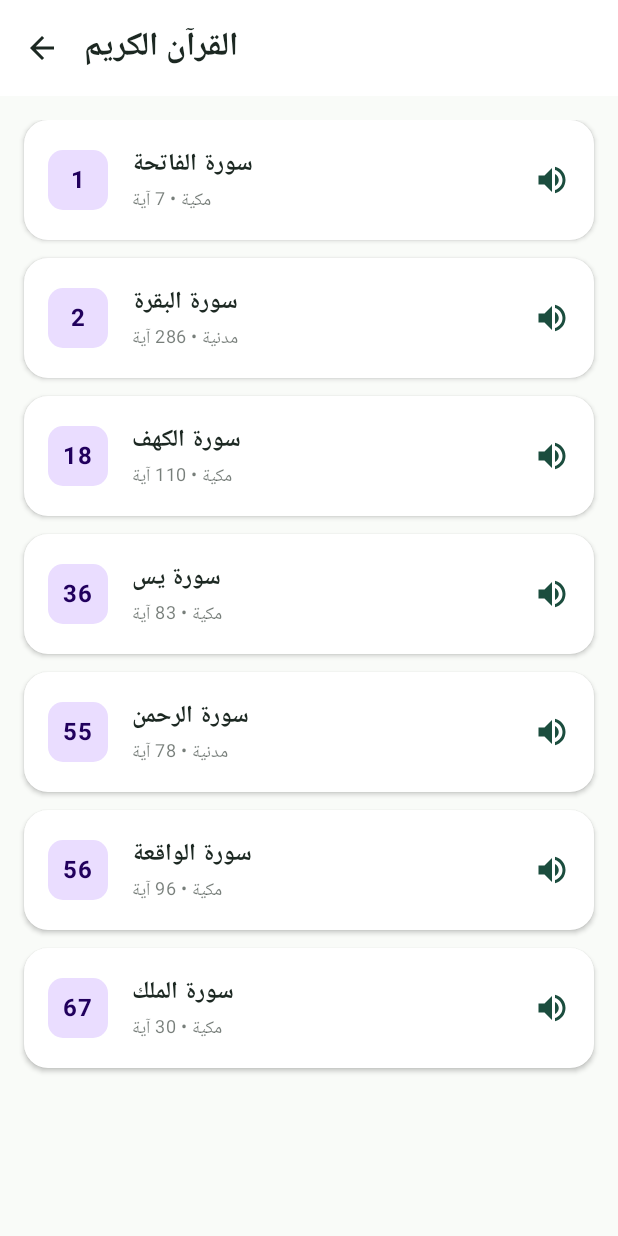
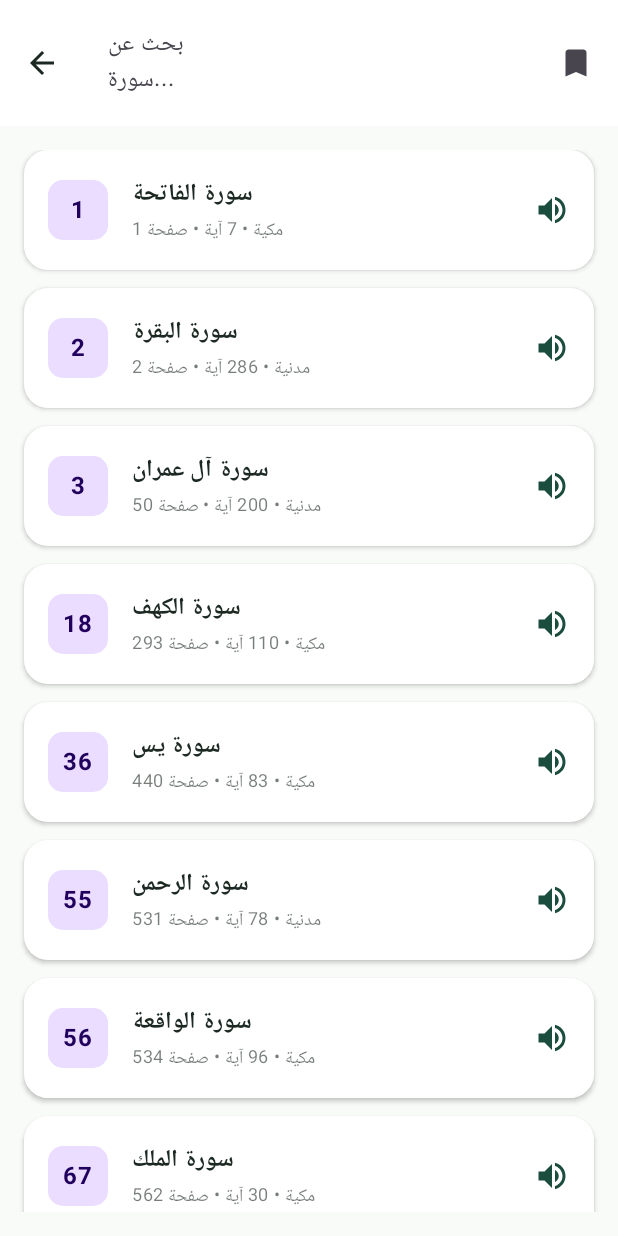
Before and after one commit to MohammedAlhazmiai/remoazkar, an Android app built with Jetpack Compose: the QuranScreen screen opened through its navigation route, on a phone screen of 412 x 824 dp. Run offline under Robolectric (Android 15) with nearby library versions, the phone set to English and light mode, and no system bars; our stand-ins replace Room's generated code.

Commit message:
Add WorkManager notification system and Room database for Holy Quran

```diff
--- a/app/build.gradle.kts
+++ b/app/build.gradle.kts
@@ -119,6 +119,7 @@ dependencies {
   // implementation(libs.googleid)
   implementation(libs.firebase.appcheck.recaptcha)
   implementation(libs.firebase.appcheck.debug)
+  implementation(libs.androidx.work.runtime.ktx)
   implementation(libs.kotlinx.coroutines.android)
   implementation(libs.kotlinx.coroutines.core)
   implementation(libs.logging.interceptor)
--- /dev/null
+++ b/app/src/main/java/com/example/data/room/QuranDao.kt
@@ -0,0 +1,25 @@
+package com.example.data.room
+
+import androidx.room.Dao
+import androidx.room.Insert
+import androidx.room.OnConflictStrategy
+import androidx.room.Query
+import kotlinx.coroutines.flow.Flow
+
+@Dao
+interface QuranDao {
+    @Query("SELECT * FROM surahs ORDER BY number ASC")
+    fun getAllSurahs(): Flow<List<SurahEntity>>
+
+    @Query("SELECT * FROM surahs WHERE name LIKE '%' || :query || '%' OR englishName LIKE '%' || :query || '%' ORDER BY number ASC")
+    fun searchSurahs(query: String): Flow<List<SurahEntity>>
+
+    @Query("SELECT * FROM surahs WHERE number = :number")
+    suspend fun getSurahByNumber(number: Int): SurahEntity?
+
+    @Insert(onConflict = OnConflictStrategy.REPLACE)
+    suspend fun insertAll(surahs: List<SurahEntity>)
+
+    @Query("SELECT COUNT(*) FROM surahs")
+    suspend fun getCount(): Int
+}
--- /dev/null
+++ b/app/src/main/java/com/example/data/room/QuranDatabase.kt
@@ -0,0 +1,61 @@
+package com.example.data.room
+
+import android.content.Context
+import androidx.room.Database
+import androidx.room.Room
+import androidx.room.RoomDatabase
+import androidx.sqlite.db.SupportSQLiteDatabase
+import kotlinx.coroutines.CoroutineScope
+import kotlinx.coroutines.Dispatchers
+import kotlinx.coroutines.launch
+
+@Database(entities = [SurahEntity::class], version = 1, exportSchema = false)
+abstract class QuranDatabase : RoomDatabase() {
+
+    abstract fun quranDao(): QuranDao
+
+    companion object {
+        @Volatile
+        private var INSTANCE: QuranDatabase? = null
+
+        fun getDatabase(context: Context): QuranDatabase {
+            return INSTANCE ?: synchronized(this) {
+                val instance = Room.databaseBuilder(
+                    context.applicationContext,
+                    QuranDatabase::class.java,
+                    "quran_database"
+                )
+                    .addCallback(QuranDatabaseCallback())
+                    .build()
+                INSTANCE = instance
+                instance
+            }
+        }
+
+        private class QuranDatabaseCallback : RoomDatabase.Callback() {
+            override fun onCreate(db: SupportSQLiteDatabase) {
+                super.onCreate(db)
+                INSTANCE?.let { database ->
+                    CoroutineScope(Dispatchers.IO).launch {
+                        populateInitialData(database.quranDao())
+                    }
+                }
+            }
+        }
+
+        suspend fun populateInitialData(dao: QuranDao) {
+            val initialSurahs = listOf(
+                SurahEntity(1, "الفاتحة", "Al-Fatihah", "مكية", 7, "https://server8.mp3quran.net/afs/001.mp3", "بِسْمِ اللَّهِ الرَّحْمَٰنِ الرَّحِيمِ\nالْحَمْدُ لِلَّهِ رَبِّ الْعَالَمِينَ\nالرَّحْمَٰنِ الرَّحِيمِ\nمَالِكِ يَوْمِ الدِّينِ\nإيَّاكَ نَعْبُدُ وَإيَّاكَ نَسْتَعِينُ\nاهْدِنَا الصِّرَاطَ الْمُسْتَقِيمَ\nصِرَاطَ الَّذِينَ أَنْعَمْتَ عَلَيْهِمْ غَيْرِ الْمَغْضُوبِ عَلَيْهِمْ وَلَا الضَّالِّينَ", 1),
+                SurahEntity(2, "البقرة", "Al-Baqarah", "مدنية", 286, "https://server8.mp3quran.net/afs/002.mp3", "الم\nذَلِكَ الْكِتَابُ لَا رَيْبَ ۛ فِيهِ ۛ هُدًى لِلْمُتَّقِينَ\nالَّذِينَ يُؤْمِنُونَ بِالْغَيْبِ وَيُقِيمُونَ الصَّلَاةَ وَمِمَّا رَزَقْنَاهُمْ يُنْفِقُونَ\nوَالَّذِينَ يُؤْمِنُونَ بِمَا أُنْزِلَ إِلَيْكَ وَمَا أُنْزِلَ مِنْ قَبْلِكَ وَبِالْآخِرَةِ هُمْ يُوقِنُونَ", 2),
+                SurahEntity(3, "آل عمران", "Ali 'Imran", "مدنية", 200, "https://server8.mp3quran.net/afs/003.mp3", "الم\nاللَّهُ لَا إِلَهَ إِلَّا هُوَ الْحَيُّ الْقَيُّومُ\nنَزَّلَ عَلَيْكَ الْكِتَابَ بِالْحَقِّ مُصَدِّقًا لِمَا بَيْنَ يَدَيْهِ", 50),
+                SurahEntity(18, "الكهف", "Al-Kahf", "مكية", 110, "https://server8.mp3quran.net/afs/018.mp3", "الْحَمْدُ لِلَّهِ الَّذِي أَنْزَلَ عَلَى عَبْدِهِ الْكِتَابَ وَلَمْ يَجْعَلْ لَهُ عِوَجًا\nقَيِّمًا لِيُنْذِرَ بَأْسًا شَدِيدًا مِنْ لَدُنْهُ وَيُبَشِّرَ الْمُؤْمِنِينَ", 293),
+                SurahEntity(36, "يس", "Ya-Sin", "مكية", 83, "https://server8.mp3quran.net/afs/036.mp3", "يس\nوَالْقُرْآنِ الْحَكِيمِ\nإِنَّكَ لَمِنَ الْمُرْسَلِينَ\nعَلَى صِرَاطٍ مُسْتَقِيمٍ", 440),
+                SurahEntity(55, "الرحمن", "Ar-Rahman", "مدنية", 78, "https://server8.mp3quran.net/afs/055.mp3", "الرَّحْمَٰنُ\nعَلَّمَ الْقُرْآنَ\nخَلَقَ الْإِنْسَانَ\nعَلَّمَهُ الْبَيَانَ", 531),
+                SurahEntity(56, "الواقعة", "Al-Waqi'ah", "مكية", 96, "https://server8.mp3quran.net/afs/056.mp3", "إِذَا وَقَعَتِ الْوَاقِعَةُ\nلَيْسَ لِوَقْعَتِهَا كَاذِبَةٌ\nخَافِضَةٌ رَافِعَةٌ", 534),
+                SurahEntity(67, "الملك", "Al-Mulk", "مكية", 30, "https://server8.mp3quran.net/afs/067.mp3", "تَبَارَكَ الَّذِي بِيَدِهِ الْمُلْكُ وَهُوَ عَلَى كُلِّ شَيْءٍ قَدِيرٌ\nالَّذِي خَلَقَ الْمَوْتَ وَالْحَيَاةَ لِيَبْلُوَكُمْ", 562),
+                SurahEntity(112, "الإخلاص", "Al-Ikhlas", "مكية", 4, "https://server8.mp3quran.net/afs/112.mp3", "قُلْ هُوَ اللَّهُ أَحَدٌ\nاللَّهُ الصَّمَدُ\nلَمْ يَلِدْ وَلَمْ يُولَدْ\nوَلَمْ يَكُنْ لَهُ كُفُوًا أَحَدٌ", 604)
+            )
+            dao.insertAll(initialSurahs)
+        }
+    }
+}
--- /dev/null
+++ b/app/src/main/java/com/example/data/room/SurahEntity.kt
@@ -0,0 +1,17 @@
+package com.example.data.room
+
+import androidx.room.Entity
+import androidx.room.PrimaryKey
+
+@Entity(tableName = "surahs")
+data class SurahEntity(
+    @PrimaryKey
+    val number: Int,
+    val name: String,
+    val englishName: String,
+    val revelationType: String,
+    val numberOfAyahs: Int,
+    val audioUrl: String,
+    val versesSerialized: String, // comma or newline separated verses
+    val pageNumber: Int
+)
--- a/app/src/main/java/com/example/ui/screens/QuranScreen.kt
+++ b/app/src/main/java/com/example/ui/screens/QuranScreen.kt
@@ -13,20 +13,36 @@ import androidx.compose.material3.*
 import androidx.compose.runtime.*
 import androidx.compose.ui.Alignment
 import androidx.compose.ui.Modifier
+import androidx.compose.ui.platform.LocalContext
 import androidx.compose.ui.platform.testTag
 import androidx.compose.ui.text.font.FontWeight
 import androidx.compose.ui.text.style.TextAlign
 import androidx.compose.ui.unit.dp
 import androidx.compose.ui.unit.sp
-import com.example.data.QuranRepository
-import com.example.data.Surah
+import com.example.data.room.QuranDatabase
+import com.example.data.room.SurahEntity
+import kotlinx.coroutines.Dispatchers
+import kotlinx.coroutines.withContext
 
 @OptIn(ExperimentalMaterial3Api::class)
 @Composable
 fun QuranScreen(
     onBackClick: () -> Unit
 ) {
-    var selectedSurah by remember { mutableStateOf<Surah?>(null) }
+    val context = LocalContext.current
+    val quranDao = remember { QuranDatabase.getDatabase(context).quranDao() }
+
+    var searchQuery by remember { mutableStateOf("") }
+    var pageJumpQuery by remember { mutableStateOf("") }
+    var showJumpDialog by remember { mutableStateOf(false) }
+
+    val surahsFlow = remember(searchQuery) {
+        if (searchQuery.isBlank()) quranDao.getAllSurahs()
+        else quranDao.searchSurahs(searchQuery)
+    }
+    val surahs by surahsFlow.collectAsState(initial = emptyList())
+
+    var selectedSurah by remember { mutableStateOf<SurahEntity?>(null) }
     var mediaPlayer by remember { mutableStateOf<MediaPlayer?>(null) }
     var isPlaying by remember { mutableStateOf(false) }
 
@@ -65,7 +81,26 @@ fun QuranScreen(
     Scaffold(
         topBar = {
             TopAppBar(
-                title = { Text(selectedSurah?.name ?: "القرآن الكريم", fontWeight = FontWeight.Bold) },
+                title = {
+                    if (selectedSurah == null) {
+                        TextField(
+                            value = searchQuery,
+                            onValueChange = { searchQuery = it },
+                            placeholder = { Text("بحث عن سورة...") },
+                            singleLine = true,
+                            colors = TextFieldDefaults.colors(
+                                focusedContainerColor = androidx.compose.ui.graphics.Color.Transparent,
+                                unfocusedContainerColor = androidx.compose.ui.graphics.Color.Transparent,
+                                disabledContainerColor = androidx.compose.ui.graphics.Color.Transparent,
+                                focusedIndicatorColor = androidx.compose.ui.graphics.Color.Transparent,
+                                unfocusedIndicatorColor = androidx.compose.ui.graphics.Color.Transparent
+                            ),
+                            modifier = Modifier.fillMaxWidth()
+                        )
+                    } else {
+                        Text("سورة ${selectedSurah!!.name}", fontWeight = FontWeight.Bold)
+                    }
+                },
                 navigationIcon = {
                     IconButton(
                         onClick = {
@@ -82,6 +117,13 @@ fun QuranScreen(
                         Icon(Icons.AutoMirrored.Filled.ArrowBack, contentDescription = "رجوع")
                     }
                 },
+                actions = {
+                    if (selectedSurah == null) {
+                        IconButton(onClick = { showJumpDialog = true }) {
+                            Icon(Icons.Default.Bookmark, contentDescription = "الانتقال للصفحة")
+                        }
+                    }
+                },
                 colors = TopAppBarDefaults.topAppBarColors(containerColor = MaterialTheme.colorScheme.surface)
             )
         }
@@ -94,7 +136,7 @@ fun QuranScreen(
                     .padding(16.dp),
                 verticalArrangement = Arrangement.spacedBy(12.dp)
             ) {
-                items(QuranRepository.surahs) { surah ->
+                items(surahs) { surah ->
                     Card(
                         modifier = Modifier
                             .fillMaxWidth()
@@ -133,7 +175,7 @@ fun QuranScreen(
                                         fontWeight = FontWeight.Bold
                                     )
                                     Text(
-                                        text = "${surah.revelationType} • ${surah.numberOfAyahs} آية",
+                                        text = "${surah.revelationType} • ${surah.numberOfAyahs} آية • صفحة ${surah.pageNumber}",
                                         style = MaterialTheme.typography.bodySmall,
                                         color = MaterialTheme.colorScheme.onSurface.copy(alpha = 0.6f)
                                     )
@@ -152,7 +194,6 @@ fun QuranScreen(
                     .padding(16.dp),
                 verticalArrangement = Arrangement.SpaceBetween
             ) {
-                // Audio Player Control Bar
                 Card(
                     modifier = Modifier.fillMaxWidth(),
                     shape = RoundedCornerShape(16.dp),
@@ -167,12 +208,12 @@ fun QuranScreen(
                     ) {
                         Column {
                             Text(
-                                text = "الاستماع لتلاوة سورة ${selectedSurah!!.name}",
+                                text = "تلاوة سورة ${selectedSurah!!.name}",
                                 fontWeight = FontWeight.Bold,
                                 color = MaterialTheme.colorScheme.onPrimaryContainer
                             )
                             Text(
-                                text = if (isPlaying) "جاري التشغيل..." else "متوقف",
+                                text = if (isPlaying) "جاري التشغيل..." else "صفحة ${selectedSurah!!.pageNumber}",
                                 style = MaterialTheme.typography.bodySmall,
                                 color = MaterialTheme.colorScheme.onPrimaryContainer.copy(alpha = 0.7f)
                             )
@@ -198,33 +239,63 @@ fun QuranScreen(
 
                 Spacer(modifier = Modifier.height(12.dp))
 
-                // Verses Reading View
-                LazyColumn(
+                Card(
                     modifier = Modifier
                         .weight(1f)
                         .fillMaxWidth(),
-                    verticalArrangement = Arrangement.spacedBy(12.dp)
+                    shape = RoundedCornerShape(16.dp),
+                    colors = CardDefaults.cardColors(containerColor = MaterialTheme.colorScheme.surface)
                 ) {
-                    items(selectedSurah!!.verses) { verse ->
-                        Card(
-                            modifier = Modifier.fillMaxWidth(),
-                            shape = RoundedCornerShape(12.dp),
-                            colors = CardDefaults.cardColors(containerColor = MaterialTheme.colorScheme.surface)
-                        ) {
+                    LazyColumn(
+                        modifier = Modifier
+                            .fillMaxSize()
+                            .padding(16.dp),
+                        verticalArrangement = Arrangement.Center,
+                        horizontalAlignment = Alignment.CenterHorizontally
+                    ) {
+                        item {
                             Text(
-                                text = verse,
+                                text = selectedSurah!!.versesSerialized,
                                 style = MaterialTheme.typography.bodyLarge,
-                                fontSize = 20.sp,
-                                lineHeight = 32.sp,
+                                fontSize = 22.sp,
+                                lineHeight = 38.sp,
                                 textAlign = TextAlign.Center,
-                                modifier = Modifier
-                                    .padding(16.dp)
-                                    .fillMaxWidth()
+                                color = MaterialTheme.colorScheme.onSurface
                             )
                         }
                     }
                 }
             }
         }
+
+        if (showJumpDialog) {
+            AlertDialog(
+                onDismissRequest = { showJumpDialog = false },
+                title = { Text("الانتقال إلى صفحة") },
+                text = {
+                    OutlinedTextField(
+                        value = pageJumpQuery,
+                        onValueChange = { pageJumpQuery = it },
+                        label = { Text("رقم الصفحة (1 - 604)") },
+                        singleLine = true
+                    )
+                },
+                confirmButton = {
+                    TextButton(
+                        onClick = {
+                            showJumpDialog = false
+                            pageJumpQuery = ""
+                        }
+                    ) {
+                        Text("انتقال")
+                    }
+                },
+                dismissButton = {
+                    TextButton(onClick = { showJumpDialog = false }) {
+                        Text("إلغاء")
+                    }
+                }
+            )
+        }
     }
 }
--- a/gradle/libs.versions.toml
+++ b/gradle/libs.versions.toml
@@ -40,6 +40,7 @@ secretsGradlePlugin = "2.0.1"
 googleServices = "4.5.0"
 credentials = "1.5.0"
 googleid = "1.1.1"
+workRuntimeKtx = "2.10.0"
 
 
 [libraries]
@@ -94,6 +95,7 @@ firebase-auth = { group = "com.google.firebase", name = "firebase-auth" }
 androidx-credentials = { group = "androidx.credentials", name = "credentials", version.ref = "credentials" }
 androidx-credentials-play-services = { group = "androidx.credentials", name = "credentials-play-services-auth", version.ref = "credentials" }
 googleid = { group = "com.google.android.libraries.identity.googleid", name = "googleid", version.ref = "googleid" }
+androidx-work-runtime-ktx = { group = "androidx.work", name = "work-runtime-ktx", version.ref = "workRuntimeKtx" }
 
 
 [plugins]
```
Also changed, not shown: app/src/main/java/com/example/ui/screens/RemindersScreen.kt (+46 -12 lines), app/src/main/java/com/example/worker/AthkarWorker.kt (added, +60 -0 lines), 1 other file.
